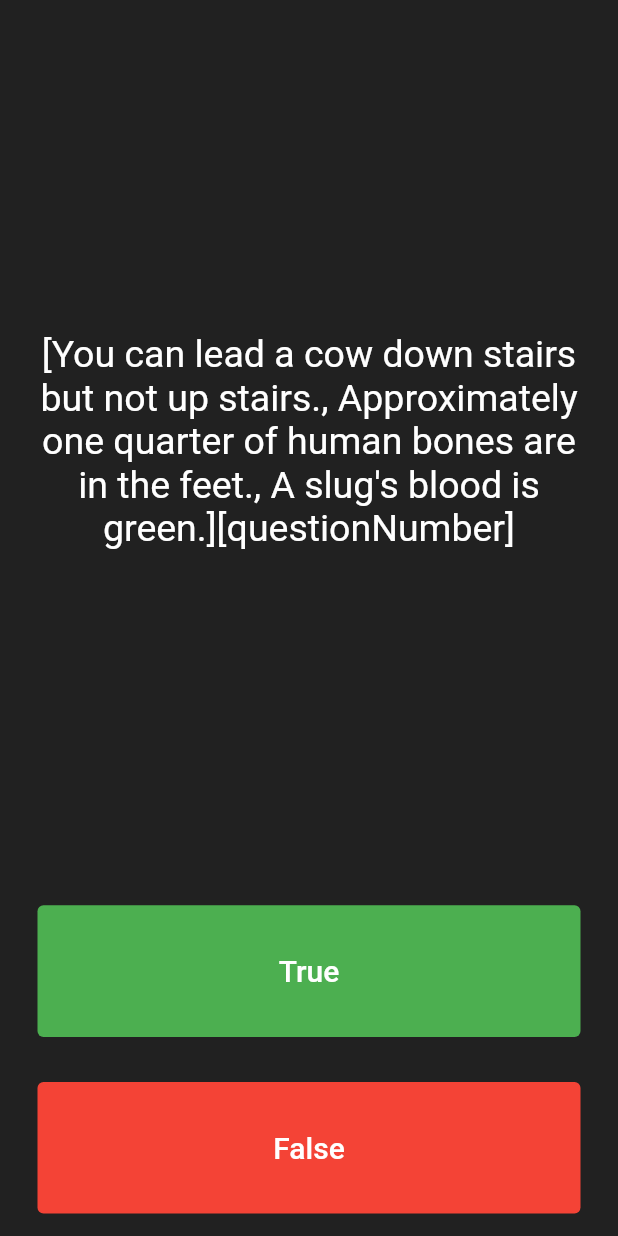
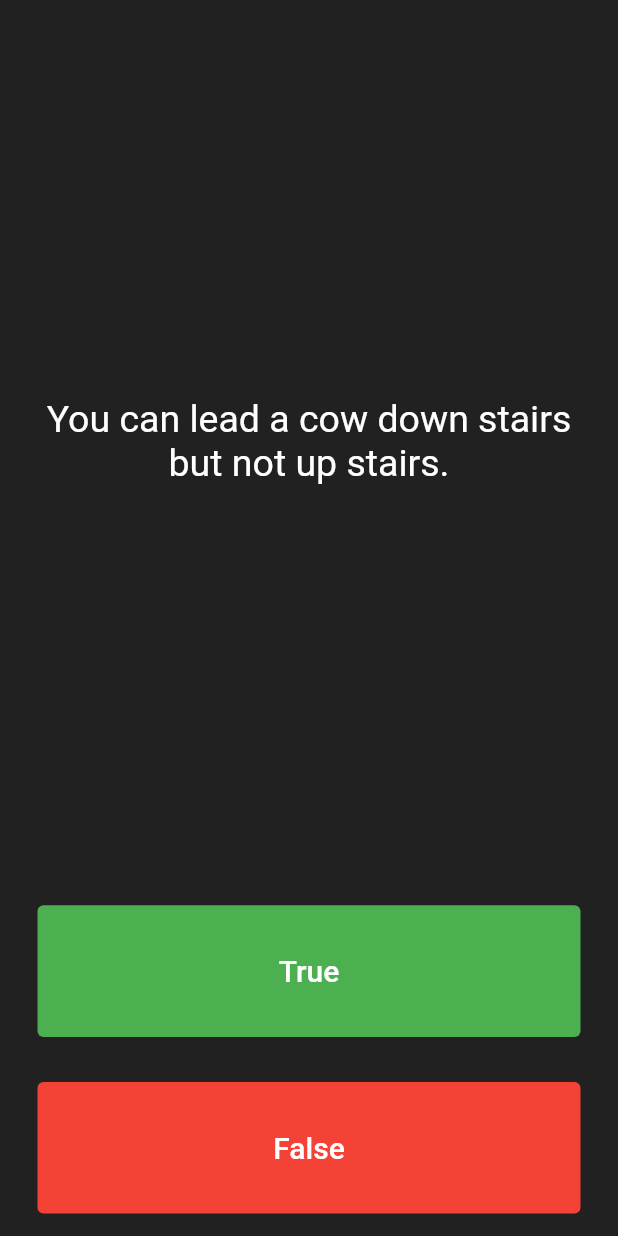
Before and after one commit to Buenaventura-Celine/Quizler, a Flutter app: the screen it shows after launch, on a phone screen of 412 x 824 dp. Run offline on Flutter 3.47's test engine with Material 2 defaults, Android fonts, the phone set to English and light mode, and no system bars.

Commit message:
Some simplifation on my own solution

```diff
--- a/lib/main.dart
+++ b/lib/main.dart
@@ -45,7 +45,7 @@ class _QuizPageState extends State<QuizPage> {
             padding: EdgeInsets.all(10.0),
             child: Center(
               child: Text(
-                '$questions[questionNumber]',
+                questions[questionNumber],
                 textAlign: TextAlign.center,
                 style: TextStyle(
                   fontSize: 25.0,
```
